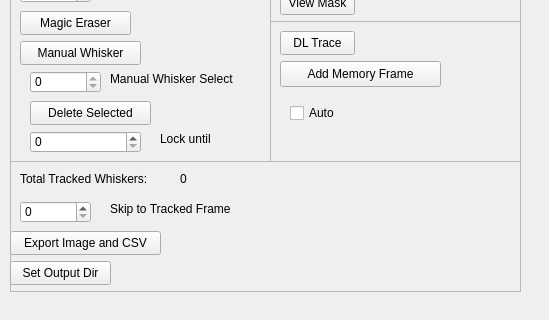
Before: the Qt Designer form src/WhiskerToolbox/Whisker_Widget/Whisker_Widget.ui in paulmthompson/WhiskerToolbox, drawn with Qt 5; both pictures show x 0 to 549 and y 248 to 568 of the 549 by 568 pixel window.
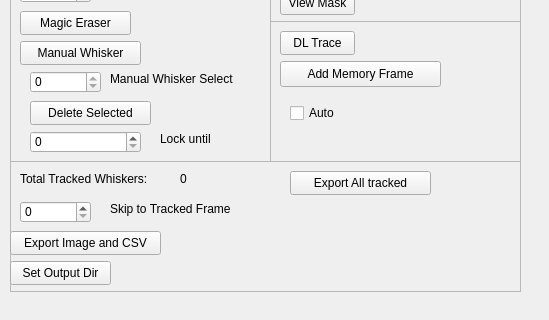
After: the same form once the commit is applied.

Commit message: can export all whiskers that have been tracked in deep learning training format

Diff of the .ui file:
```diff
--- a/src/WhiskerToolbox/Whisker_Widget/Whisker_Widget.ui
+++ b/src/WhiskerToolbox/Whisker_Widget/Whisker_Widget.ui
@@ -669,6 +669,19 @@
       <string>0</string>
      </property>
     </widget>
+    <widget class="QPushButton" name="export_all_tracked">
+     <property name="geometry">
+      <rect>
+       <x>280</x>
+       <y>10</y>
+       <width>141</width>
+       <height>24</height>
+      </rect>
+     </property>
+     <property name="text">
+      <string>Export All tracked</string>
+     </property>
+    </widget>
    </widget>
    <widget class="QFrame" name="frame_5">
     <property name="geometry">
```
The commit also changes 5 other files.
